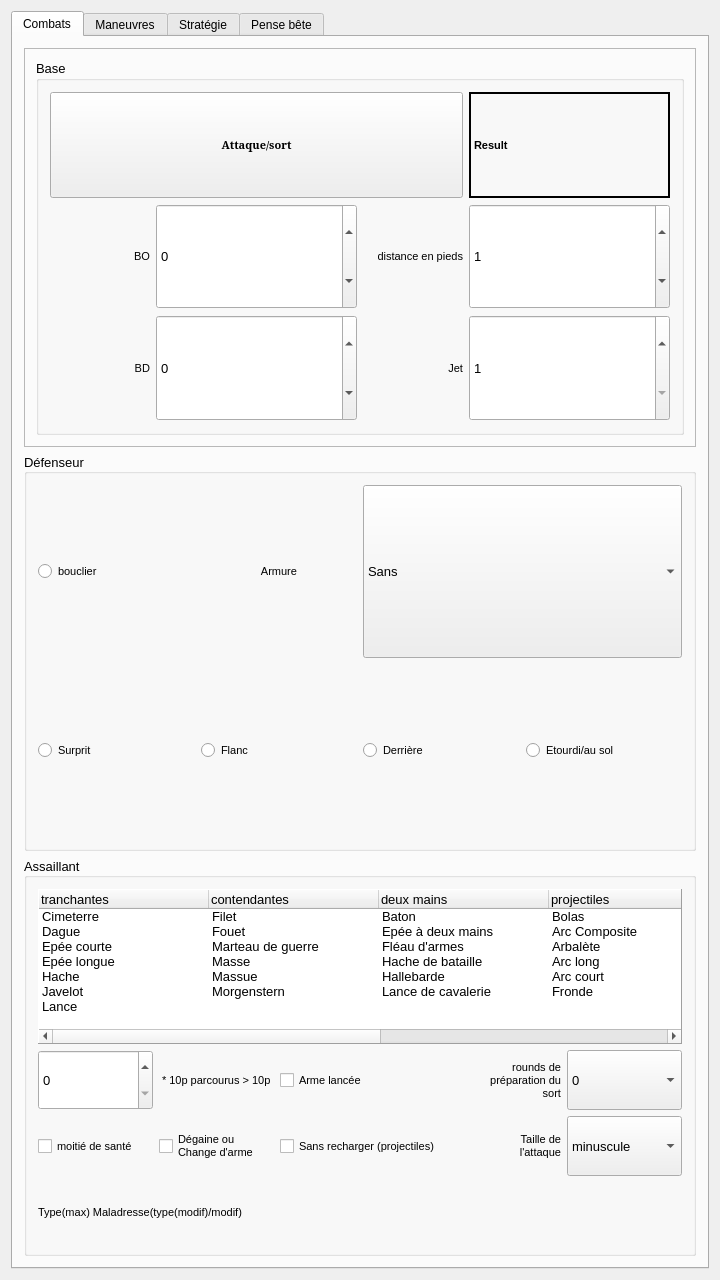
Qt form mainwindow.ui (e2002e/JRTM-MERP) before a commit.
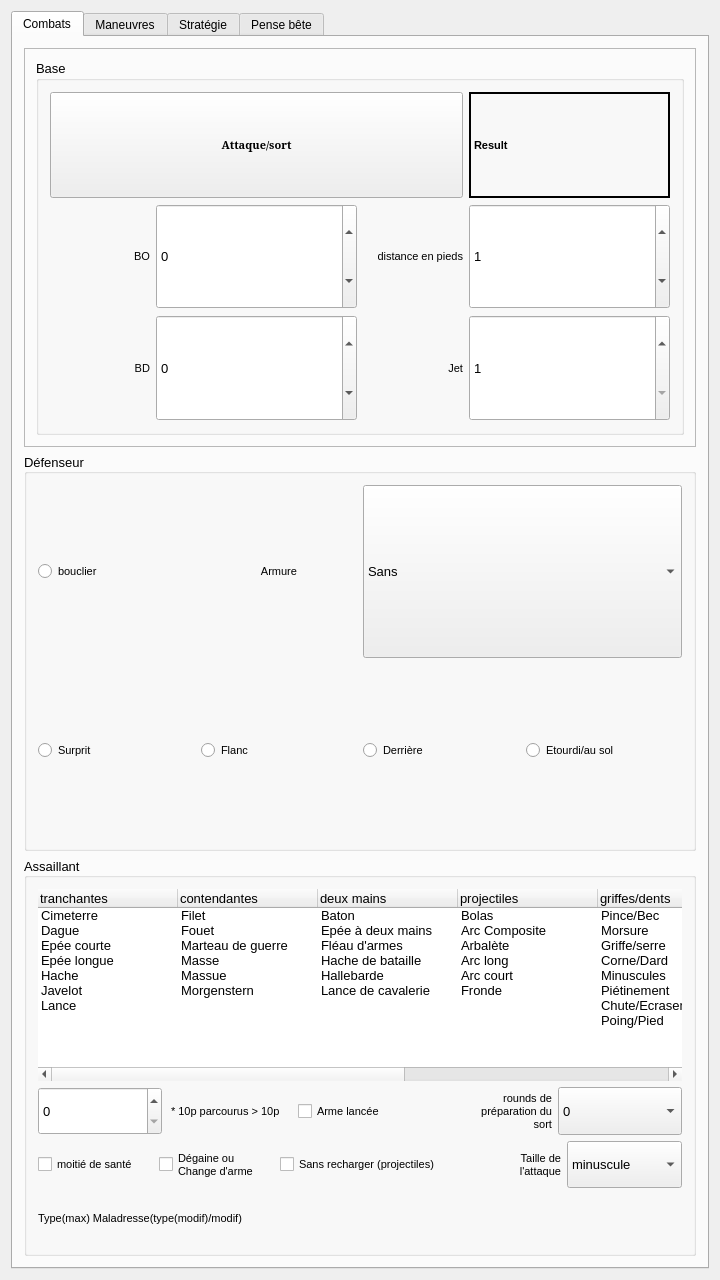
The same form after that commit. Icons and pictures are not drawn.

Commit message: fixed a layout bug that had the window resized when clicking the rightmost elements of the weapon's table.

The edit to the form file:
```diff
--- a/mainwindow.ui
+++ b/mainwindow.ui
@@ -64,7 +64,7 @@
      <height>0</height>
     </size>
    </property>
-   <layout class="QGridLayout" name="gridLayout_6">
+   <layout class="QGridLayout" name="gridLayout_5">
     <item row="0" column="0">
      <widget class="QTabWidget" name="tabWidget">
       <property name="enabled">
@@ -98,7 +98,7 @@
        <attribute name="title">
         <string>Combats</string>
        </attribute>
-       <layout class="QGridLayout" name="gridLayout_5">
+       <layout class="QGridLayout" name="gridLayout_6">
         <item row="0" column="0">
          <widget class="QFrame" name="frame_2">
           <property name="frameShape">
@@ -390,6 +390,227 @@
           </layout>
          </widget>
         </item>
+        <item row="1" column="0">
+         <widget class="QGroupBox" name="groupBox">
+          <property name="sizePolicy">
+           <sizepolicy hsizetype="Preferred" vsizetype="Preferred">
+            <horstretch>0</horstretch>
+            <verstretch>0</verstretch>
+           </sizepolicy>
+          </property>
+          <property name="font">
+           <font>
+            <pointsize>10</pointsize>
+            <weight>50</weight>
+            <bold>false</bold>
+           </font>
+          </property>
+          <property name="title">
+           <string>Défenseur</string>
+          </property>
+          <property name="alignment">
+           <set>Qt::AlignLeading|Qt::AlignLeft|Qt::AlignVCenter</set>
+          </property>
+          <layout class="QGridLayout" name="gridLayout_11">
+           <item row="1" column="1">
+            <widget class="QRadioButton" name="radioButton_2">
+             <property name="sizePolicy">
+              <sizepolicy hsizetype="Preferred" vsizetype="Preferred">
+               <horstretch>0</horstretch>
+               <verstretch>0</verstretch>
+              </sizepolicy>
+             </property>
+             <property name="font">
+              <font>
+               <pointsize>8</pointsize>
+               <weight>50</weight>
+               <bold>false</bold>
+              </font>
+             </property>
+             <property name="text">
+              <string>Flanc</string>
+             </property>
+             <property name="autoExclusive">
+              <bool>false</bool>
+             </property>
+            </widget>
+           </item>
+           <item row="1" column="2">
+            <widget class="QRadioButton" name="radioButton_3">
+             <property name="sizePolicy">
+              <sizepolicy hsizetype="Preferred" vsizetype="Preferred">
+               <horstretch>0</horstretch>
+               <verstretch>0</verstretch>
+              </sizepolicy>
+             </property>
+             <property name="font">
+              <font>
+               <pointsize>8</pointsize>
+               <weight>50</weight>
+               <bold>false</bold>
+              </font>
+             </property>
+             <property name="text">
+              <string>Derrière</string>
+             </property>
+             <property name="autoExclusive">
+              <bool>false</bool>
+             </property>
+            </widget>
+           </item>
+           <item row="0" column="0">
+            <widget class="QRadioButton" name="radioButton_6">
+             <property name="sizePolicy">
+              <sizepolicy hsizetype="Preferred" vsizetype="Preferred">
+               <horstretch>0</horstretch>
+               <verstretch>0</verstretch>
+              </sizepolicy>
+             </property>
+             <property name="font">
+              <font>
+               <pointsize>8</pointsize>
+               <weight>50</weight>
+               <bold>false</bold>
+              </font>
+             </property>
+             <property name="text">
+              <string>bouclier</string>
+             </property>
+             <property name="autoExclusive">
+              <bool>false</bool>
+             </property>
+            </widget>
+           </item>
+           <item row="1" column="0">
+            <widget class="QRadioButton" name="radioButton_7">
+             <property name="sizePolicy">
+              <sizepolicy hsizetype="Preferred" vsizetype="Preferred">
+               <horstretch>0</horstretch>
+               <verstretch>0</verstretch>
+              </sizepolicy>
+             </property>
+             <property name="font">
+              <font>
+               <pointsize>8</pointsize>
+               <weight>50</weight>
+               <bold>false</bold>
+              </font>
+             </property>
+             <property name="text">
+              <string>Surprit</string>
+             </property>
+             <property name="autoExclusive">
+              <bool>false</bool>
+             </property>
+            </widget>
+           </item>
+           <item row="1" column="3">
+            <widget class="QRadioButton" name="radioButton_8">
+             <property name="sizePolicy">
+              <sizepolicy hsizetype="Minimum" vsizetype="Preferred">
+               <horstretch>0</horstretch>
+               <verstretch>0</verstretch>
+              </sizepolicy>
+             </property>
+             <property name="font">
+              <font>
+               <pointsize>8</pointsize>
+               <weight>50</weight>
+               <bold>false</bold>
+              </font>
+             </property>
+             <property name="text">
+              <string>Etourdi/au sol</string>
+             </property>
+             <property name="autoExclusive">
+              <bool>false</bool>
+             </property>
+            </widget>
+           </item>
+           <item row="0" column="1">
+            <widget class="QLabel" name="label_4">
+             <property name="sizePolicy">
+              <sizepolicy hsizetype="Preferred" vsizetype="Preferred">
+               <horstretch>0</horstretch>
+               <verstretch>0</verstretch>
+              </sizepolicy>
+             </property>
+             <property name="baseSize">
+              <size>
+               <width>0</width>
+               <height>0</height>
+              </size>
+             </property>
+             <property name="font">
+              <font>
+               <pointsize>8</pointsize>
+               <weight>50</weight>
+               <italic>false</italic>
+               <bold>false</bold>
+               <underline>false</underline>
+              </font>
+             </property>
+             <property name="frameShape">
+              <enum>QFrame::NoFrame</enum>
+             </property>
+             <property name="frameShadow">
+              <enum>QFrame::Sunken</enum>
+             </property>
+             <property name="text">
+              <string>Armure</string>
+             </property>
+             <property name="scaledContents">
+              <bool>false</bool>
+             </property>
+             <property name="alignment">
+              <set>Qt::AlignCenter</set>
+             </property>
+            </widget>
+           </item>
+           <item row="0" column="2" colspan="2">
+            <widget class="QComboBox" name="comboBox_2">
+             <property name="enabled">
+              <bool>true</bool>
+             </property>
+             <property name="sizePolicy">
+              <sizepolicy hsizetype="Preferred" vsizetype="Preferred">
+               <horstretch>0</horstretch>
+               <verstretch>0</verstretch>
+              </sizepolicy>
+             </property>
+             <property name="sizeAdjustPolicy">
+              <enum>QComboBox::AdjustToContents</enum>
+             </property>
+             <item>
+              <property name="text">
+               <string>Sans</string>
+              </property>
+             </item>
+             <item>
+              <property name="text">
+               <string>Cuir souple</string>
+              </property>
+             </item>
+             <item>
+              <property name="text">
+               <string>Cuir rigide</string>
+              </property>
+             </item>
+             <item>
+              <property name="text">
+               <string>Mailles</string>
+              </property>
+             </item>
+             <item>
+              <property name="text">
+               <string>Plates</string>
+              </property>
+             </item>
+            </widget>
+           </item>
+          </layout>
+         </widget>
+        </item>
         <item row="2" column="0">
          <widget class="QGroupBox" name="groupBox_2">
           <property name="sizePolicy">
@@ -412,306 +633,7 @@
            <set>Qt::AlignLeading|Qt::AlignLeft|Qt::AlignVCenter</set>
           </property>
           <layout class="QGridLayout" name="gridLayout_12">
-           <item row="2" column="1">
-            <widget class="QCheckBox" name="checkBox_9">
-             <property name="sizePolicy">
-              <sizepolicy hsizetype="Preferred" vsizetype="Preferred">
-               <horstretch>0</horstretch>
-               <verstretch>0</verstretch>
-              </sizepolicy>
-             </property>
-             <property name="font">
-              <font>
-               <pointsize>8</pointsize>
-               <weight>50</weight>
-               <bold>false</bold>
-              </font>
-             </property>
-             <property name="text">
-              <string>Dégaine ou
-Change d'arme</string>
-             </property>
-             <property name="autoExclusive">
-              <bool>false</bool>
-             </property>
-            </widget>
-           </item>
-           <item row="1" column="1">
-            <widget class="QLabel" name="label_7">
-             <property name="sizePolicy">
-              <sizepolicy hsizetype="Preferred" vsizetype="Preferred">
-               <horstretch>0</horstretch>
-               <verstretch>0</verstretch>
-              </sizepolicy>
-             </property>
-             <property name="font">
-              <font>
-               <pointsize>8</pointsize>
-               <weight>50</weight>
-               <bold>false</bold>
-              </font>
-             </property>
-             <property name="text">
-              <string> * 10p parcourus &gt; 10p</string>
-             </property>
-            </widget>
-           </item>
-           <item row="1" column="4">
-            <widget class="QComboBox" name="comboBox_8">
-             <property name="enabled">
-              <bool>true</bool>
-             </property>
-             <property name="sizePolicy">
-              <sizepolicy hsizetype="Preferred" vsizetype="Preferred">
-               <horstretch>0</horstretch>
-               <verstretch>0</verstretch>
-              </sizepolicy>
-             </property>
-             <property name="sizeAdjustPolicy">
-              <enum>QComboBox::AdjustToContents</enum>
-             </property>
-             <item>
-              <property name="text">
-               <string>0</string>
-              </property>
-             </item>
-             <item>
-              <property name="text">
-               <string>1</string>
-              </property>
-             </item>
-             <item>
-              <property name="text">
-               <string>2</string>
-              </property>
-             </item>
-             <item>
-              <property name="text">
-               <string>3</string>
-              </property>
-             </item>
-             <item>
-              <property name="text">
-               <string>4</string>
-              </property>
-             </item>
-            </widget>
-           </item>
-           <item row="1" column="2">
-            <widget class="QCheckBox" name="checkBox">
-             <property name="enabled">
-              <bool>true</bool>
-             </property>
-             <property name="sizePolicy">
-              <sizepolicy hsizetype="Preferred" vsizetype="Preferred">
-               <horstretch>0</horstretch>
-               <verstretch>0</verstretch>
-              </sizepolicy>
-             </property>
-             <property name="font">
-              <font>
-               <pointsize>8</pointsize>
-               <weight>50</weight>
-               <bold>false</bold>
-              </font>
-             </property>
-             <property name="layoutDirection">
-              <enum>Qt::LeftToRight</enum>
-             </property>
-             <property name="text">
-              <string>Arme lancée</string>
-             </property>
-             <property name="checkable">
-              <bool>true</bool>
-             </property>
-            </widget>
-           </item>
-           <item row="2" column="0">
-            <widget class="QCheckBox" name="checkBox_10">
-             <property name="sizePolicy">
-              <sizepolicy hsizetype="Preferred" vsizetype="Preferred">
-               <horstretch>0</horstretch>
-               <verstretch>0</verstretch>
-              </sizepolicy>
-             </property>
-             <property name="font">
-              <font>
-               <pointsize>8</pointsize>
-               <weight>50</weight>
-               <bold>false</bold>
-              </font>
-             </property>
-             <property name="text">
-              <string>moitié de santé</string>
-             </property>
-             <property name="autoExclusive">
-              <bool>false</bool>
-             </property>
-            </widget>
-           </item>
-           <item row="2" column="2">
-            <widget class="QCheckBox" name="checkBox_2">
-             <property name="enabled">
-              <bool>true</bool>
-             </property>
-             <property name="sizePolicy">
-              <sizepolicy hsizetype="Preferred" vsizetype="Preferred">
-               <horstretch>0</horstretch>
-               <verstretch>0</verstretch>
-              </sizepolicy>
-             </property>
-             <property name="font">
-              <font>
-               <pointsize>8</pointsize>
-               <weight>50</weight>
-               <bold>false</bold>
-              </font>
-             </property>
-             <property name="layoutDirection">
-              <enum>Qt::LeftToRight</enum>
-             </property>
-             <property name="text">
-              <string>Sans recharger (projectiles)</string>
-             </property>
-            </widget>
-           </item>
-           <item row="2" column="3">
-            <widget class="QLabel" name="label_9">
-             <property name="sizePolicy">
-              <sizepolicy hsizetype="Preferred" vsizetype="Preferred">
-               <horstretch>0</horstretch>
-               <verstretch>0</verstretch>
-              </sizepolicy>
-             </property>
-             <property name="font">
-              <font>
-               <pointsize>8</pointsize>
-               <weight>50</weight>
-               <italic>false</italic>
-               <bold>false</bold>
-               <underline>false</underline>
-              </font>
-             </property>
-             <property name="text">
-              <string>Taille de
-l'attaque</string>
-             </property>
-             <property name="alignment">
-              <set>Qt::AlignRight|Qt::AlignTrailing|Qt::AlignVCenter</set>
-             </property>
-            </widget>
-           </item>
-           <item row="2" column="4">
-            <widget class="QComboBox" name="comboBox_5">
-             <property name="enabled">
-              <bool>true</bool>
-             </property>
-             <property name="sizePolicy">
-              <sizepolicy hsizetype="Preferred" vsizetype="Preferred">
-               <horstretch>0</horstretch>
-               <verstretch>0</verstretch>
-              </sizepolicy>
-             </property>
-             <property name="layoutDirection">
-              <enum>Qt::LeftToRight</enum>
-             </property>
-             <property name="sizeAdjustPolicy">
-              <enum>QComboBox::AdjustToContents</enum>
-             </property>
-             <item>
-              <property name="text">
-               <string>minuscule</string>
-              </property>
-             </item>
-             <item>
-              <property name="text">
-               <string>petite</string>
-              </property>
-             </item>
-             <item>
-              <property name="text">
-               <string>moyenne</string>
-              </property>
-             </item>
-             <item>
-              <property name="text">
-               <string>grande</string>
-              </property>
-             </item>
-             <item>
-              <property name="text">
-               <string>énormes</string>
-              </property>
-             </item>
-            </widget>
-           </item>
-           <item row="1" column="3">
-            <widget class="QLabel" name="label_34">
-             <property name="font">
-              <font>
-               <pointsize>8</pointsize>
-               <weight>50</weight>
-               <italic>false</italic>
-               <bold>false</bold>
-               <underline>false</underline>
-              </font>
-             </property>
-             <property name="layoutDirection">
-              <enum>Qt::LeftToRight</enum>
-             </property>
-             <property name="text">
-              <string>rounds de
-préparation du
-sort</string>
-             </property>
-             <property name="alignment">
-              <set>Qt::AlignRight|Qt::AlignTrailing|Qt::AlignVCenter</set>
-             </property>
-            </widget>
-           </item>
-           <item row="1" column="0">
-            <widget class="QSpinBox" name="spinBox_5">
-             <property name="sizePolicy">
-              <sizepolicy hsizetype="Preferred" vsizetype="Preferred">
-               <horstretch>0</horstretch>
-               <verstretch>0</verstretch>
-              </sizepolicy>
-             </property>
-             <property name="layoutDirection">
-              <enum>Qt::LeftToRight</enum>
-             </property>
-             <property name="autoFillBackground">
-              <bool>false</bool>
-             </property>
-            </widget>
-           </item>
-           <item row="3" column="0" colspan="2">
-            <widget class="QLabel" name="label_6">
-             <property name="sizePolicy">
-              <sizepolicy hsizetype="Preferred" vsizetype="Preferred">
-               <horstretch>0</horstretch>
-               <verstretch>0</verstretch>
-              </sizepolicy>
-             </property>
-             <property name="font">
-              <font>
-               <pointsize>8</pointsize>
-               <weight>50</weight>
-               <bold>false</bold>
-              </font>
-             </property>
-             <property name="frameShape">
-              <enum>QFrame::NoFrame</enum>
-             </property>
-             <property name="frameShadow">
-              <enum>QFrame::Raised</enum>
-             </property>
-             <property name="text">
-              <string>Type(max) Maladresse(type(modif)/modif)</string>
-             </property>
-            </widget>
-           </item>
-           <item row="0" column="0" colspan="5">
+           <item row="0" column="0" colspan="6">
             <widget class="QTreeWidget" name="treeWidget">
              <property name="sizePolicy">
               <sizepolicy hsizetype="Preferred" vsizetype="Preferred">
@@ -745,7 +667,7 @@
               <enum>Qt::LeftToRight</enum>
              </property>
              <property name="frameShape">
-              <enum>QFrame::Panel</enum>
+              <enum>QFrame::NoFrame</enum>
              </property>
              <property name="frameShadow">
               <enum>QFrame::Raised</enum>
@@ -760,7 +682,10 @@
               <enum>Qt::ScrollBarAsNeeded</enum>
              </property>
              <property name="sizeAdjustPolicy">
-              <enum>QAbstractScrollArea::AdjustToContents</enum>
+              <enum>QAbstractScrollArea::AdjustIgnored</enum>
+             </property>
+             <property name="autoScroll">
+              <bool>false</bool>
              </property>
              <property name="autoScrollMargin">
               <number>20</number>
@@ -771,6 +696,9 @@
              <property name="textElideMode">
               <enum>Qt::ElideNone</enum>
              </property>
+             <property name="horizontalScrollMode">
+              <enum>QAbstractItemView::ScrollPerItem</enum>
+             </property>
              <property name="indentation">
               <number>0</number>
              </property>
@@ -790,7 +718,7 @@
               <bool>false</bool>
              </property>
              <property name="wordWrap">
-              <bool>false</bool>
+              <bool>true</bool>
              </property>
              <property name="headerHidden">
               <bool>false</bool>
@@ -802,19 +730,19 @@
               <bool>true</bool>
              </attribute>
              <attribute name="headerCascadingSectionResizes">
-              <bool>false</bool>
+              <bool>true</bool>
              </attribute>
              <attribute name="headerMinimumSectionSize">
-              <number>100</number>
+              <number>50</number>
              </attribute>
              <attribute name="headerDefaultSectionSize">
-              <number>170</number>
+              <number>140</number>
              </attribute>
              <attribute name="headerHighlightSections">
               <bool>false</bool>
              </attribute>
              <attribute name="headerStretchLastSection">
-              <bool>true</bool>
+              <bool>false</bool>
              </attribute>
              <column>
               <property name="text">
@@ -1037,11 +965,26 @@
              </item>
             </widget>
            </item>
-          </layout>
-         </widget>
-        </item>
-        <item row="1" column="0">
-         <widget class="QGroupBox" name="groupBox">
+           <item row="1" column="0" colspan="6">
+            <layout class="QHBoxLayout" name="horizontalLayout_2">
+             <item>
+              <widget class="QSpinBox" name="spinBox_5">
+               <property name="sizePolicy">
+                <sizepolicy hsizetype="Preferred" vsizetype="Preferred">
+                 <horstretch>0</horstretch>
+                 <verstretch>0</verstretch>
+                </sizepolicy>
+               </property>
+               <property name="layoutDirection">
+                <enum>Qt::LeftToRight</enum>
+               </property>
+               <property name="autoFillBackground">
+                <bool>false</bool>
+               </property>
+              </widget>
+             </item>
+             <item>
+              <widget class="QLabel" name="label_7">
           <property name="sizePolicy">
            <sizepolicy hsizetype="Preferred" vsizetype="Preferred">
             <horstretch>0</horstretch>
@@ -1050,20 +993,21 @@
           </property>
           <property name="font">
            <font>
-            <pointsize>10</pointsize>
+                 <pointsize>8</pointsize>
             <weight>50</weight>
             <bold>false</bold>
            </font>
           </property>
-          <property name="title">
-           <string>Défenseur</string>
-          </property>
-          <property name="alignment">
-           <set>Qt::AlignLeading|Qt::AlignLeft|Qt::AlignVCenter</set>
-          </property>
-          <layout class="QGridLayout" name="gridLayout_11">
-           <item row="1" column="1">
-            <widget class="QRadioButton" name="radioButton_2">
+               <property name="text">
+                <string> * 10p parcourus &gt; 10p</string>
+               </property>
+              </widget>
+             </item>
+             <item>
+              <widget class="QCheckBox" name="checkBox">
+               <property name="enabled">
+                <bool>true</bool>
+               </property>
              <property name="sizePolicy">
               <sizepolicy hsizetype="Preferred" vsizetype="Preferred">
                <horstretch>0</horstretch>
@@ -1077,22 +1021,94 @@
                <bold>false</bold>
               </font>
              </property>
+               <property name="layoutDirection">
+                <enum>Qt::LeftToRight</enum>
+               </property>
              <property name="text">
-              <string>Flanc</string>
-             </property>
-             <property name="autoExclusive">
-              <bool>false</bool>
+                <string>Arme lancée</string>
+               </property>
+               <property name="checkable">
+                <bool>true</bool>
              </property>
             </widget>
            </item>
-           <item row="1" column="2">
-            <widget class="QRadioButton" name="radioButton_3">
+             <item>
+              <widget class="QLabel" name="label_34">
+               <property name="font">
+                <font>
+                 <pointsize>8</pointsize>
+                 <weight>50</weight>
+                 <italic>false</italic>
+                 <bold>false</bold>
+                 <underline>false</underline>
+                </font>
+               </property>
+               <property name="layoutDirection">
+                <enum>Qt::LeftToRight</enum>
+               </property>
+               <property name="text">
+                <string>rounds de
+préparation du
+sort</string>
+               </property>
+               <property name="alignment">
+                <set>Qt::AlignRight|Qt::AlignTrailing|Qt::AlignVCenter</set>
+               </property>
+              </widget>
+             </item>
+             <item>
+              <widget class="QComboBox" name="comboBox_8">
+               <property name="enabled">
+                <bool>true</bool>
+               </property>
              <property name="sizePolicy">
               <sizepolicy hsizetype="Preferred" vsizetype="Preferred">
                <horstretch>0</horstretch>
                <verstretch>0</verstretch>
               </sizepolicy>
              </property>
+               <property name="sizeAdjustPolicy">
+                <enum>QComboBox::AdjustToContents</enum>
+               </property>
+               <item>
+                <property name="text">
+                 <string>0</string>
+                </property>
+               </item>
+               <item>
+                <property name="text">
+                 <string>1</string>
+                </property>
+               </item>
+               <item>
+                <property name="text">
+                 <string>2</string>
+                </property>
+               </item>
+               <item>
+                <property name="text">
+                 <string>3</string>
+                </property>
+               </item>
+               <item>
+                <property name="text">
+                 <string>4</string>
+                </property>
+               </item>
+              </widget>
+             </item>
+            </layout>
+           </item>
+           <item row="2" column="0" colspan="6">
+            <layout class="QHBoxLayout" name="horizontalLayout_3">
+             <item>
+              <widget class="QCheckBox" name="checkBox_10">
+               <property name="sizePolicy">
+                <sizepolicy hsizetype="Preferred" vsizetype="Preferred">
+                 <horstretch>0</horstretch>
+                 <verstretch>0</verstretch>
+                </sizepolicy>
+               </property>
              <property name="font">
               <font>
                <pointsize>8</pointsize>
@@ -1101,15 +1117,15 @@
               </font>
              </property>
              <property name="text">
-              <string>Derrière</string>
+                <string>moitié de santé</string>
              </property>
              <property name="autoExclusive">
               <bool>false</bool>
              </property>
             </widget>
            </item>
-           <item row="0" column="0">
-            <widget class="QRadioButton" name="radioButton_6">
+             <item>
+              <widget class="QCheckBox" name="checkBox_9">
              <property name="sizePolicy">
               <sizepolicy hsizetype="Preferred" vsizetype="Preferred">
                <horstretch>0</horstretch>
@@ -1124,15 +1140,19 @@
               </font>
              </property>
              <property name="text">
-              <string>bouclier</string>
+                <string>Dégaine ou
+Change d'arme</string>
              </property>
              <property name="autoExclusive">
               <bool>false</bool>
              </property>
             </widget>
            </item>
-           <item row="1" column="0">
-            <widget class="QRadioButton" name="radioButton_7">
+             <item>
+              <widget class="QCheckBox" name="checkBox_2">
+               <property name="enabled">
+                <bool>true</bool>
+               </property>
              <property name="sizePolicy">
               <sizepolicy hsizetype="Preferred" vsizetype="Preferred">
                <horstretch>0</horstretch>
@@ -1146,18 +1166,18 @@
                <bold>false</bold>
               </font>
              </property>
+               <property name="layoutDirection">
+                <enum>Qt::LeftToRight</enum>
+               </property>
              <property name="text">
-              <string>Surprit</string>
-             </property>
-             <property name="autoExclusive">
-              <bool>false</bool>
-             </property>
-            </widget>
-           </item>
-           <item row="1" column="3">
-            <widget class="QRadioButton" name="radioButton_8">
+                <string>Sans recharger (projectiles)</string>
+               </property>
+              </widget>
+             </item>
+             <item>
+              <widget class="QLabel" name="label_9">
              <property name="sizePolicy">
-              <sizepolicy hsizetype="Minimum" vsizetype="Preferred">
+                <sizepolicy hsizetype="Preferred" vsizetype="Preferred">
                <horstretch>0</horstretch>
                <verstretch>0</verstretch>
               </sizepolicy>
@@ -1166,96 +1186,90 @@
               <font>
                <pointsize>8</pointsize>
                <weight>50</weight>
+                 <italic>false</italic>
                <bold>false</bold>
+                 <underline>false</underline>
               </font>
              </property>
              <property name="text">
-              <string>Etourdi/au sol</string>
-             </property>
-             <property name="autoExclusive">
-              <bool>false</bool>
+                <string>Taille de
+l'attaque</string>
+               </property>
+               <property name="alignment">
+                <set>Qt::AlignRight|Qt::AlignTrailing|Qt::AlignVCenter</set>
              </property>
             </widget>
            </item>
-           <item row="0" column="1">
-            <widget class="QLabel" name="label_4">
+             <item>
+              <widget class="QComboBox" name="comboBox_5">
+               <property name="enabled">
+                <bool>true</bool>
+               </property>
              <property name="sizePolicy">
               <sizepolicy hsizetype="Preferred" vsizetype="Preferred">
                <horstretch>0</horstretch>
                <verstretch>0</verstretch>
               </sizepolicy>
              </property>
-             <property name="baseSize">
-              <size>
-               <width>0</width>
-               <height>0</height>
-              </size>
-             </property>
+               <property name="layoutDirection">
+                <enum>Qt::LeftToRight</enum>
+               </property>
+               <property name="sizeAdjustPolicy">
+                <enum>QComboBox::AdjustToContents</enum>
+               </property>
+               <item>
+                <property name="text">
+                 <string>minuscule</string>
+                </property>
+               </item>
+               <item>
+                <property name="text">
+                 <string>petite</string>
+                </property>
+               </item>
+               <item>
+                <property name="text">
+                 <string>moyenne</string>
+                </property>
+               </item>
+               <item>
+                <property name="text">
+                 <string>grande</string>
+                </property>
+               </item>
+               <item>
+                <property name="text">
+                 <string>énormes</string>
+                </property>
+               </item>
+              </widget>
+             </item>
+            </layout>
+           </item>
+           <item row="4" column="0" colspan="2">
+            <widget class="QLabel" name="label_6">
+             <property name="sizePolicy">
+              <sizepolicy hsizetype="Preferred" vsizetype="Preferred">
+               <horstretch>0</horstretch>
+               <verstretch>0</verstretch>
+              </sizepolicy>
+             </property>
              <property name="font">
               <font>
                <pointsize>8</pointsize>
                <weight>50</weight>
-               <italic>false</italic>
                <bold>false</bold>
-               <underline>false</underline>
               </font>
              </property>
              <property name="frameShape">
               <enum>QFrame::NoFrame</enum>
              </property>
              <property name="frameShadow">
-              <enum>QFrame::Sunken</enum>
+              <enum>QFrame::Raised</enum>
              </property>
              <property name="text">
-              <string>Armure</string>
+              <string>Type(max) Maladresse(type(modif)/modif)</string>
              </property>
-             <property name="scaledContents">
-              <bool>false</bool>
-             </property>
-             <property name="alignment">
-              <set>Qt::AlignCenter</set>
-             </property>
-            </widget>
-           </item>
-           <item row="0" column="2" colspan="2">
-            <widget class="QComboBox" name="comboBox_2">
-             <property name="enabled">
-              <bool>true</bool>
-             </property>
-             <property name="sizePolicy">
-              <sizepolicy hsizetype="Preferred" vsizetype="Preferred">
-               <horstretch>0</horstretch>
-               <verstretch>0</verstretch>
-              </sizepolicy>
-             </property>
-             <property name="sizeAdjustPolicy">
-              <enum>QComboBox::AdjustToContents</enum>
-             </property>
-             <item>
-              <property name="text">
-               <string>Sans</string>
-              </property>
-             </item>
-             <item>
-              <property name="text">
-               <string>Cuir souple</string>
-              </property>
-             </item>
-             <item>
-              <property name="text">
-               <string>Cuir rigide</string>
-              </property>
-             </item>
-             <item>
-              <property name="text">
-               <string>Mailles</string>
-              </property>
-             </item>
-             <item>
-              <property name="text">
-               <string>Plates</string>
-              </property>
-             </item>
             </widget>
            </item>
           </layout>
@@ -2216,7 +2230,7 @@
            <string>&lt;!DOCTYPE HTML PUBLIC &quot;-//W3C//DTD HTML 4.0//EN&quot; &quot;http://www.w3.org/TR/REC-html40/strict.dtd&quot;&gt;
 &lt;html&gt;&lt;head&gt;&lt;meta name=&quot;qrichtext&quot; content=&quot;1&quot; /&gt;&lt;style type=&quot;text/css&quot;&gt;
 p, li { white-space: pre-wrap; }
-&lt;/style&gt;&lt;/head&gt;&lt;body style=&quot; font-family:'Ubuntu'; font-size:8pt; font-weight:400; font-style:normal;&quot;&gt;
+&lt;/style&gt;&lt;/head&gt;&lt;body style=&quot; font-family:'Sans Serif'; font-size:8pt; font-weight:400; font-style:normal;&quot;&gt;
 &lt;p style=&quot;-qt-paragraph-type:empty; margin-top:0px; margin-bottom:0px; margin-left:0px; margin-right:0px; -qt-block-indent:0; text-indent:0px; font-family:'Cantarell';&quot;&gt;&lt;br /&gt;&lt;/p&gt;&lt;/body&gt;&lt;/html&gt;</string>
           </property>
          </widget>
```
Lines whose indentation alone changed are shown as unchanged. The commit also changes 1 other file.
